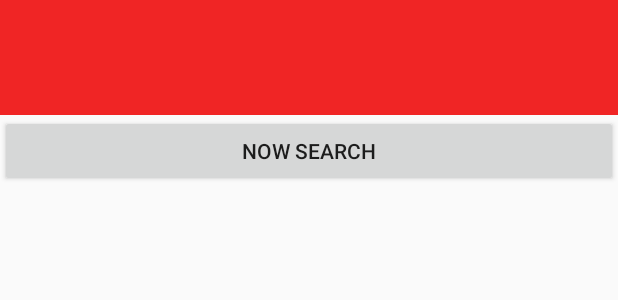
After one commit to rex1100/COMP4020, an Android app: the layout activity_search.xml on its own in the app's theme, with its tools: preview values and no code run, on a phone screen of 412 x 824 dp. The commit adds this screen. Shown: the top 300 px of the screen. Run offline under Robolectric (Android 15) with nearby library versions, the phone set to English and light mode, and no system bars.

Commit message:
add search activity and layout

```diff
--- /dev/null
+++ b/testApp1/app/src/main/java/test/eSportsApp/Search.java
@@ -0,0 +1,30 @@
+package test.eSportsApp;
+
+import android.content.Intent;
+import android.os.Bundle;
+import android.support.v7.app.AppCompatActivity;
+import android.view.View;
+
+import test.testapp1.R;
+
+/**
+ * Created by Thomas on 2016/3/6.
+ */
+public class Search extends AppCompatActivity {
+    @Override
+    protected void onCreate(Bundle savedInstanceState) {
+        super.onCreate(savedInstanceState);
+        setContentView(R.layout.activity_search);
+
+    }
+
+
+
+    public void backHome(View view)
+    {
+        Intent intent = new Intent(this, HomeScreenActivity.class);
+        startActivity(intent);
+
+    }
+
+}
--- a/testApp1/app/src/main/res/layout/activity_fullscreen.xml
+++ b/testApp1/app/src/main/res/layout/activity_fullscreen.xml
@@ -12,9 +12,11 @@
         android:layout_gravity="top|center_horizontal"
         android:background="#d70000"
         android:queryHint="@string/search"
+        android:onClick="openSearch"
         android:layout_alignParentTop="true"
         android:layout_alignParentLeft="true"
         android:layout_alignParentStart="true">
+
     </SearchView>
 
     <Button
--- /dev/null
+++ b/testApp1/app/src/main/res/layout/activity_search.xml
@@ -0,0 +1,22 @@
+<?xml version="1.0" encoding="utf-8"?>
+<LinearLayout xmlns:android="http://schemas.android.com/apk/res/android"
+    android:orientation="vertical" android:layout_width="match_parent"
+    android:layout_height="match_parent"
+    android:weightSum="1">
+
+    <EditText
+        android:layout_width="match_parent"
+        android:layout_height="wrap_content"
+        android:id="@+id/editText"
+        android:layout_gravity="center_horizontal"
+        android:allowUndo="true"
+        android:background="#f02525"
+        android:layout_weight="0.07" />
+
+    <Button
+        android:layout_width="match_parent"
+        android:layout_height="wrap_content"
+        android:text="Now Search"
+        android:id="@+id/searchButton" />
+
+</LinearLayout>
```
